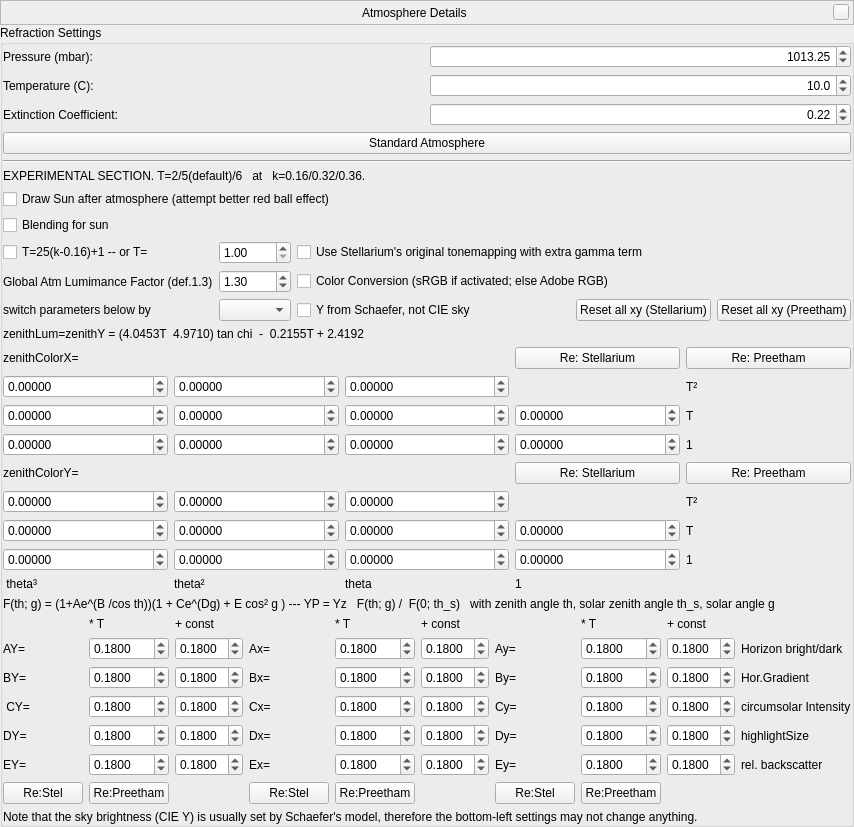
Above: src/gui/atmosphereDialog.ui from Stellarium/stellarium before the change. Below: the same form after it.
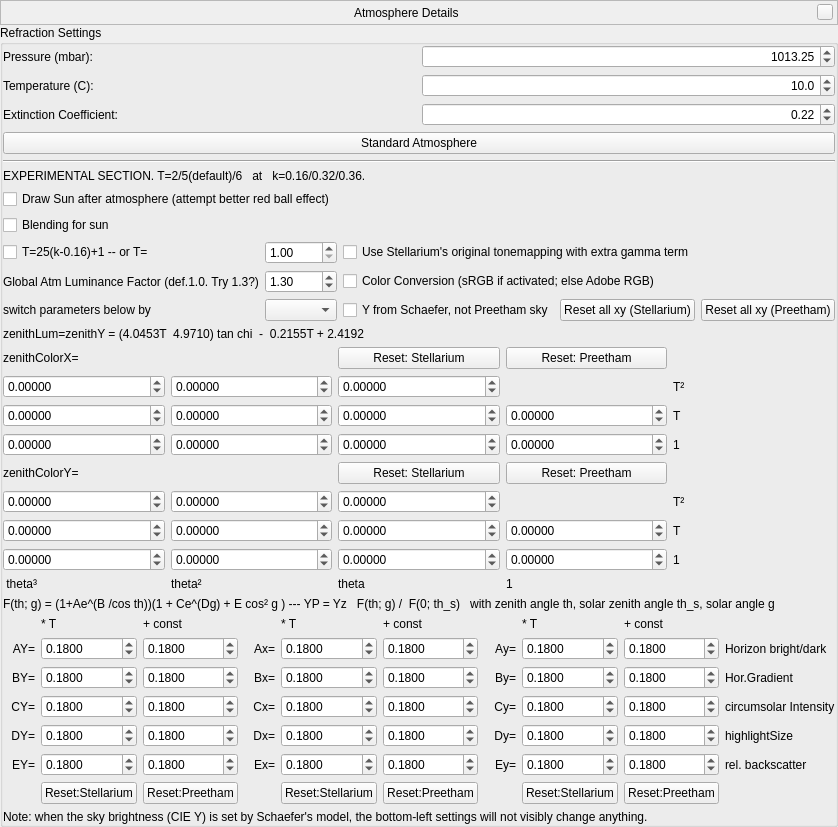
That is the form after the change. Custom widgets are drawn as their Qt base class.

What changed in the file:
```diff
--- a/src/gui/atmosphereDialog.ui
+++ b/src/gui/atmosphereDialog.ui
@@ -312,7 +312,7 @@
         <item row="1" column="0">
          <widget class="QLabel" name="label_33">
           <property name="text">
-           <string>Global Atm Lumimance Factor (def.1.3)</string>
+           <string>Global Atm Luminance Factor (def.1.0. Try 1.3?)</string>
           </property>
          </widget>
         </item>
@@ -341,7 +341,7 @@
              <string>Schaefer's skylight model is better than the result from the CIE skylight distribution.</string>
             </property>
             <property name="text">
-             <string>Y from Schaefer, not CIE sky</string>
+             <string>Y from Schaefer, not Preetham sky</string>
             </property>
            </widget>
           </item>
@@ -433,34 +433,6 @@
           </property>
          </widget>
         </item>
-        <item row="6" column="4">
-         <widget class="QPushButton" name="pushButton_ResetZYpreetham">
-          <property name="text">
-           <string>Re: Preetham</string>
-          </property>
-         </widget>
-        </item>
-        <item row="6" column="3">
-         <widget class="QPushButton" name="pushButton_ResetZYstel">
-          <property name="text">
-           <string>Re: Stellarium</string>
-          </property>
-         </widget>
-        </item>
-        <item row="1" column="4">
-         <widget class="QPushButton" name="pushButton_ResetZXpreetham">
-          <property name="text">
-           <string>Re: Preetham</string>
-          </property>
-         </widget>
-        </item>
-        <item row="1" column="3">
-         <widget class="QPushButton" name="pushButton_ResetZXstel">
-          <property name="text">
-           <string>Re: Stellarium</string>
-          </property>
-         </widget>
-        </item>
         <item row="5" column="1">
          <widget class="QDoubleSpinBox" name="doubleSpinBox_zX32">
           <property name="decimals">
@@ -862,6 +834,34 @@
           </property>
          </widget>
         </item>
+        <item row="6" column="2">
+         <widget class="QPushButton" name="pushButton_ResetZYstel">
+          <property name="text">
+           <string>Reset: Stellarium</string>
+          </property>
+         </widget>
+        </item>
+        <item row="6" column="3">
+         <widget class="QPushButton" name="pushButton_ResetZYpreetham">
+          <property name="text">
+           <string>Reset: Preetham</string>
+          </property>
+         </widget>
+        </item>
+        <item row="1" column="2">
+         <widget class="QPushButton" name="pushButton_ResetZXstel">
+          <property name="text">
+           <string>Reset: Stellarium</string>
+          </property>
+         </widget>
+        </item>
+        <item row="1" column="3">
+         <widget class="QPushButton" name="pushButton_ResetZXpreetham">
+          <property name="text">
+           <string>Reset: Preetham</string>
+          </property>
+         </widget>
+        </item>
        </layout>
       </item>
       <item>
@@ -873,13 +873,6 @@
       </item>
       <item>
        <layout class="QGridLayout" name="gridLayout">
-        <item row="6" column="7">
-         <widget class="QPushButton" name="pushButton_ResetDistyPreetham">
-          <property name="text">
-           <string>Re:Preetham</string>
-          </property>
-         </widget>
-        </item>
         <item row="4" column="1">
          <widget class="QDoubleSpinBox" name="doubleSpinBox_DYT">
           <property name="decimals">
@@ -911,12 +904,18 @@
           <property name="text">
            <string>AY=</string>
           </property>
+          <property name="alignment">
+           <set>Qt::AlignRight|Qt::AlignTrailing|Qt::AlignVCenter</set>
+          </property>
          </widget>
         </item>
         <item row="3" column="0">
          <widget class="QLabel" name="label_5">
           <property name="text">
-           <string> CY=</string>
+           <string>CY=</string>
+          </property>
+          <property name="alignment">
+           <set>Qt::AlignRight|Qt::AlignTrailing|Qt::AlignVCenter</set>
           </property>
          </widget>
         </item>
@@ -925,6 +924,9 @@
           <property name="text">
            <string>DY=</string>
           </property>
+          <property name="alignment">
+           <set>Qt::AlignRight|Qt::AlignTrailing|Qt::AlignVCenter</set>
+          </property>
          </widget>
         </item>
         <item row="5" column="0">
@@ -932,6 +934,9 @@
           <property name="text">
            <string>EY=</string>
           </property>
+          <property name="alignment">
+           <set>Qt::AlignRight|Qt::AlignTrailing|Qt::AlignVCenter</set>
+          </property>
          </widget>
         </item>
         <item row="1" column="3">
@@ -939,6 +944,9 @@
           <property name="text">
            <string>Ax=</string>
           </property>
+          <property name="alignment">
+           <set>Qt::AlignRight|Qt::AlignTrailing|Qt::AlignVCenter</set>
+          </property>
          </widget>
         </item>
         <item row="2" column="3">
@@ -946,6 +954,9 @@
           <property name="text">
            <string>Bx=</string>
           </property>
+          <property name="alignment">
+           <set>Qt::AlignRight|Qt::AlignTrailing|Qt::AlignVCenter</set>
+          </property>
          </widget>
         </item>
         <item row="3" column="3">
@@ -953,6 +964,9 @@
           <property name="text">
            <string>Cx=</string>
           </property>
+          <property name="alignment">
+           <set>Qt::AlignRight|Qt::AlignTrailing|Qt::AlignVCenter</set>
+          </property>
          </widget>
         </item>
         <item row="4" column="3">
@@ -960,6 +974,9 @@
           <property name="text">
            <string>Dx=</string>
           </property>
+          <property name="alignment">
+           <set>Qt::AlignRight|Qt::AlignTrailing|Qt::AlignVCenter</set>
+          </property>
          </widget>
         </item>
         <item row="1" column="5">
@@ -1233,6 +1250,9 @@
           <property name="text">
            <string>Ex=</string>
           </property>
+          <property name="alignment">
+           <set>Qt::AlignRight|Qt::AlignTrailing|Qt::AlignVCenter</set>
+          </property>
          </widget>
         </item>
         <item row="2" column="4">
@@ -1475,6 +1495,9 @@
           <property name="text">
            <string>BY=</string>
           </property>
+          <property name="alignment">
+           <set>Qt::AlignRight|Qt::AlignTrailing|Qt::AlignVCenter</set>
+          </property>
          </widget>
         </item>
         <item row="1" column="4">
@@ -1539,6 +1562,9 @@
           <property name="text">
            <string>Ay=</string>
           </property>
+          <property name="alignment">
+           <set>Qt::AlignRight|Qt::AlignTrailing|Qt::AlignVCenter</set>
+          </property>
          </widget>
         </item>
         <item row="2" column="6">
@@ -1546,6 +1572,9 @@
           <property name="text">
            <string>By=</string>
           </property>
+          <property name="alignment">
+           <set>Qt::AlignRight|Qt::AlignTrailing|Qt::AlignVCenter</set>
+          </property>
          </widget>
         </item>
         <item row="3" column="6">
@@ -1553,6 +1582,9 @@
           <property name="text">
            <string>Cy=</string>
           </property>
+          <property name="alignment">
+           <set>Qt::AlignRight|Qt::AlignTrailing|Qt::AlignVCenter</set>
+          </property>
          </widget>
         </item>
         <item row="4" column="6">
@@ -1560,6 +1592,9 @@
           <property name="text">
            <string>Dy=</string>
           </property>
+          <property name="alignment">
+           <set>Qt::AlignRight|Qt::AlignTrailing|Qt::AlignVCenter</set>
+          </property>
          </widget>
         </item>
         <item row="5" column="6">
@@ -1567,6 +1602,9 @@
           <property name="text">
            <string>Ey=</string>
           </property>
+          <property name="alignment">
+           <set>Qt::AlignRight|Qt::AlignTrailing|Qt::AlignVCenter</set>
+          </property>
          </widget>
         </item>
         <item row="0" column="4">
@@ -1597,41 +1635,6 @@
           </property>
          </widget>
         </item>
-        <item row="6" column="4">
-         <widget class="QPushButton" name="pushButton_ResetDistxPreetham">
-          <property name="text">
-           <string>Re:Preetham</string>
-          </property>
-         </widget>
-        </item>
-        <item row="6" column="6">
-         <widget class="QPushButton" name="pushButton_ResetDistyStel">
-          <property name="text">
-           <string>Re:Stel</string>
-          </property>
-         </widget>
-        </item>
-        <item row="6" column="0">
-         <widget class="QPushButton" name="pushButton_ResetDistYStel">
-          <property name="text">
-           <string>Re:Stel</string>
-          </property>
-         </widget>
-        </item>
-        <item row="6" column="1">
-         <widget class="QPushButton" name="pushButton_ResetDistYPreetham">
-          <property name="text">
-           <string>Re:Preetham</string>
-          </property>
-         </widget>
-        </item>
-        <item row="6" column="3">
-         <widget class="QPushButton" name="pushButton_ResetDistxStel">
-          <property name="text">
-           <string>Re:Stel</string>
-          </property>
-         </widget>
-        </item>
         <item row="1" column="9">
          <widget class="QLabel" name="label_28">
           <property name="text">
@@ -1667,6 +1670,48 @@
           </property>
          </widget>
         </item>
+        <item row="6" column="2">
+         <widget class="QPushButton" name="pushButton_ResetDistYPreetham">
+          <property name="text">
+           <string>Reset:Preetham</string>
+          </property>
+         </widget>
+        </item>
+        <item row="6" column="1">
+         <widget class="QPushButton" name="pushButton_ResetDistYStel">
+          <property name="text">
+           <string>Reset:Stellarium</string>
+          </property>
+         </widget>
+        </item>
+        <item row="6" column="5">
+         <widget class="QPushButton" name="pushButton_ResetDistxPreetham">
+          <property name="text">
+           <string>Reset:Preetham</string>
+          </property>
+         </widget>
+        </item>
+        <item row="6" column="4">
+         <widget class="QPushButton" name="pushButton_ResetDistxStel">
+          <property name="text">
+           <string>Reset:Stellarium</string>
+          </property>
+         </widget>
+        </item>
+        <item row="6" column="8">
+         <widget class="QPushButton" name="pushButton_ResetDistyPreetham">
+          <property name="text">
+           <string>Reset:Preetham</string>
+          </property>
+         </widget>
+        </item>
+        <item row="6" column="7">
+         <widget class="QPushButton" name="pushButton_ResetDistyStel">
+          <property name="text">
+           <string>Reset:Stellarium</string>
+          </property>
+         </widget>
+        </item>
        </layout>
       </item>
       <item>
@@ -1688,7 +1733,7 @@
       <item>
        <widget class="QLabel" name="label_36">
         <property name="text">
-         <string>Note that the sky brightness (CIE Y) is usually set by Schaefer's model, therefore the bottom-left settings may not change anything.</string>
+         <string>Note: when the sky brightness (CIE Y) is set by Schaefer's model, the bottom-left settings will not visibly change anything.</string>
         </property>
        </widget>
       </item>
```
